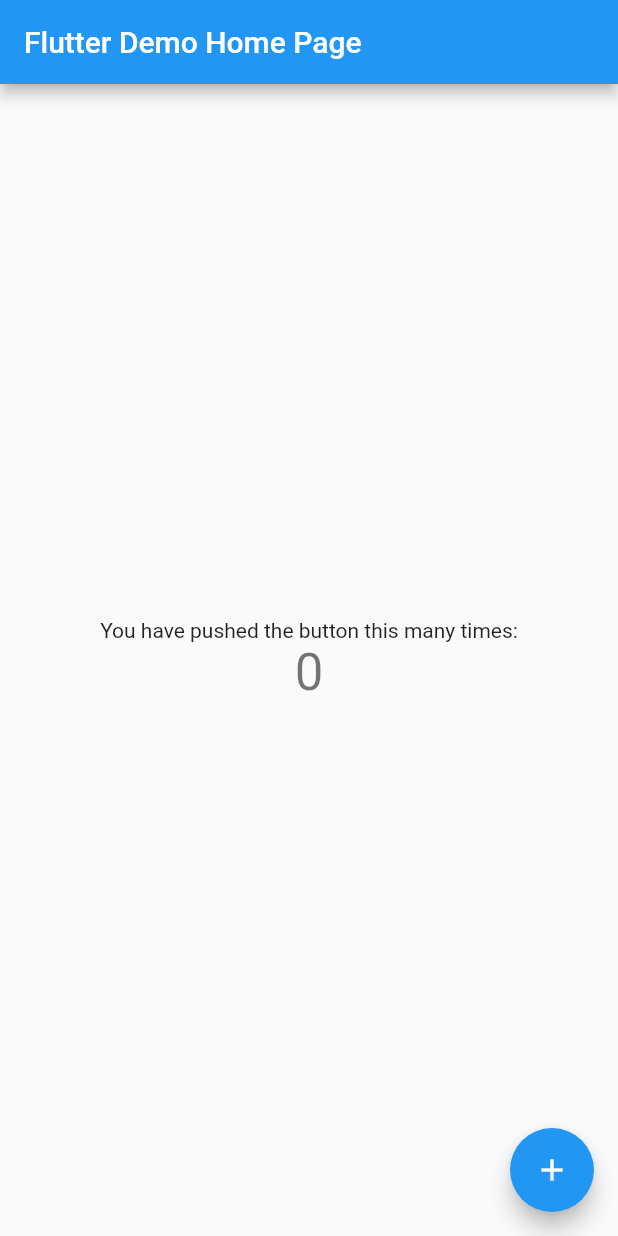
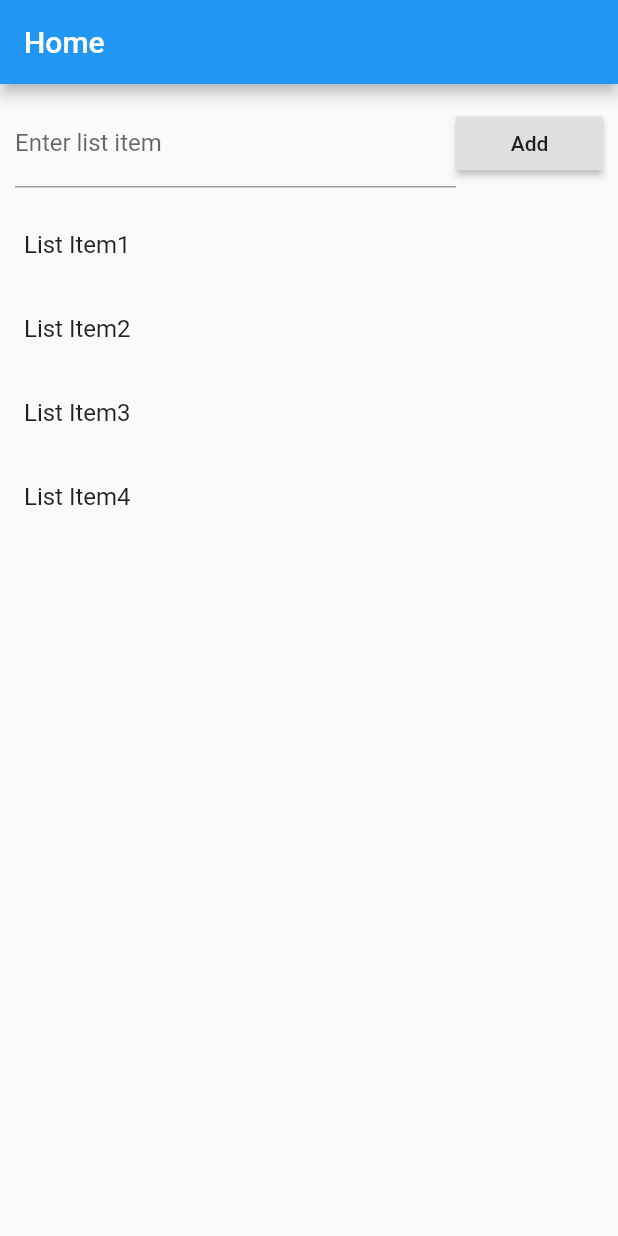
Before and after one commit to excellencetechnologies/flutter_redux_demo, a Flutter app: the screen it shows after launch, on a phone screen of 412 x 824 dp. Run offline on Flutter 3.47's test engine with Material 2 defaults, Android fonts, the phone set to English and light mode, and no system bars.

Commit message:
setup ui

```diff
--- a/lib/main.dart
+++ b/lib/main.dart
@@ -1,4 +1,5 @@
 import 'package:flutter/material.dart';
+import 'package:flutter_redux_demo/screen/home.dart';
 
 void main() => runApp(MyApp());
 
@@ -20,92 +21,6 @@ class MyApp extends StatelessWidget {
           // is not restarted.
           primarySwatch: Colors.blue,
         ),
-      home: MyHomePage(title: 'Flutter Demo Home Page'),
-    );
+        home: HomeScreen());
   }
 }
-
-class MyHomePage extends StatefulWidget {
-  MyHomePage({Key key, this.title}) : super(key: key);
-
-  // This widget is the home page of your application. It is stateful, meaning
-  // that it has a State object (defined below) that contains fields that affect
-  // how it looks.
-
-  // This class is the configuration for the state. It holds the values (in this
-  // case the title) provided by the parent (in this case the App widget) and
-  // used by the build method of the State. Fields in a Widget subclass are
-  // always marked "final".
-
-  final String title;
-
-  @override
-  _MyHomePageState createState() => _MyHomePageState();
-}
-
-class _MyHomePageState extends State<MyHomePage> {
-  int _counter = 0;
-
-  void _incrementCounter() {
-    setState(() {
-      // This call to setState tells the Flutter framework that something has
-      // changed in this State, which causes it to rerun the build method below
-      // so that the display can reflect the updated values. If we changed
-      // _counter without calling setState(), then the build method would not be
-      // called again, and so nothing would appear to happen.
-      _counter++;
-    });
-  }
-
-  @override
-  Widget build(BuildContext context) {
-    // This method is rerun every time setState is called, for instance as done
-    // by the _incrementCounter method above.
-    //
-    // The Flutter framework has been optimized to make rerunning build methods
-    // fast, so that you can just rebuild anything that needs updating rather
-    // than having to individually change instances of widgets.
-    return Scaffold(
-      appBar: AppBar(
-        // Here we take the value from the MyHomePage object that was created by
-        // the App.build method, and use it to set our appbar title.
-        title: Text(widget.title),
-      ),
-      body: Center(
-        // Center is a layout widget. It takes a single child and positions it
-        // in the middle of the parent.
-        child: Column(
-          // Column is also a layout widget. It takes a list of children and
-          // arranges them vertically. By default, it sizes itself to fit its
-          // children horizontally, and tries to be as tall as its parent.
-          //
-          // Invoke "debug painting" (press "p" in the console, choose the
-          // "Toggle Debug Paint" action from the Flutter Inspector in Android
-          // Studio, or the "Toggle Debug Paint" command in Visual Studio Code)
-          // to see the wireframe for each widget.
-          //
-          // Column has various properties to control how it sizes itself and
-          // how it positions its children. Here we use mainAxisAlignment to
-          // center the children vertically; the main axis here is the vertical
-          // axis because Columns are vertical (the cross axis would be
-          // horizontal).
-          mainAxisAlignment: MainAxisAlignment.center,
-          children: <Widget>[
-            Text(
-              'You have pushed the button this many times:',
-            ),
-            Text(
-              '$_counter',
-              style: Theme.of(context).textTheme.display1,
-            ),
-          ],
-        ),
-      ),
-      floatingActionButton: FloatingActionButton(
-        onPressed: _incrementCounter,
-        tooltip: 'Increment',
-        child: Icon(Icons.add),
-      ), // This trailing comma makes auto-formatting nicer for build methods.
-    );
-  }
-}
--- /dev/null
+++ b/lib/screen/home.dart
@@ -0,0 +1,24 @@
+import 'package:flutter/material.dart';
+import 'package:flutter_redux_demo/widget/list.dart';
+import 'package:flutter_redux_demo/widget/add.dart';
+
+class HomeScreen extends StatelessWidget {
+  @override
+  Widget build(BuildContext context) {
+    return Scaffold(
+        appBar: AppBar(
+          title: Text('Home'),
+        ),
+        body: Column(
+          mainAxisAlignment: MainAxisAlignment.start,
+          children: <Widget>[
+            Flexible(
+              child: AddForm(),
+            ),
+            Expanded(
+              child: ListWidget(),
+            )
+          ],
+        ));
+  }
+}
--- /dev/null
+++ b/lib/widget/add.dart
@@ -0,0 +1,44 @@
+import 'package:flutter/material.dart';
+
+class AddForm extends StatelessWidget {
+  final _formKey = GlobalKey<FormState>();
+
+  @override
+  Widget build(BuildContext context) {
+    return Form(
+        key: _formKey,
+        child: Container(
+          padding: EdgeInsets.all(10),
+          child: Row(
+            children: <Widget>[
+              Expanded(
+                flex: 3,
+                child: TextFormField(
+                  decoration: InputDecoration(labelText: 'Enter list item'),
+                  // The validator receives the text that the user has entered.
+                  validator: (value) {
+                    if (value.isEmpty) {
+                      return 'Please enter some text';
+                    }
+                    return null;
+                  },
+                ),
+              ),
+              Expanded(
+                  child: RaisedButton(
+                      onPressed: () {
+                        // Validate returns true if the form is valid, or false
+                        // otherwise.
+                        if (_formKey.currentState.validate()) {
+                          // If the form is valid, display a Snackbar.
+                          Scaffold.of(context).showSnackBar(
+                              SnackBar(content: Text('Processing Data')));
+                        }
+                      },
+                      child: Text('Add')))
+            ],
+          ),
+        ) // Build this out in the next steps.
+        );
+  }
+}
--- /dev/null
+++ b/lib/widget/list.dart
@@ -0,0 +1,16 @@
+import 'package:flutter/material.dart';
+
+class ListWidget extends StatelessWidget {
+  final List<String> data = ["List Item1", "List Item2", "List Item3", "List Item4"];
+
+  @override
+  Widget build(BuildContext context) {
+    return ListView.builder(
+        itemCount: data.length,
+        itemBuilder: (context, index) {
+          return ListTile(
+            title: Text('${data[index]}'),
+          );
+        });
+  }
+}
```
Lines whose indentation alone changed are shown as unchanged.
